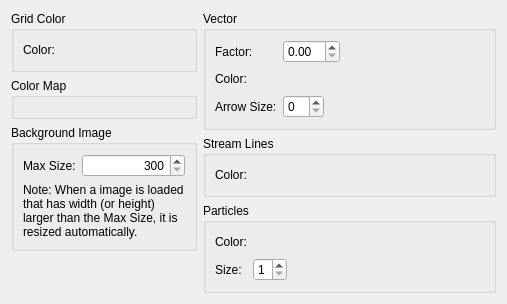
The window that libs/gui/pref/preferencepagegraphicsdefault.ui (i-RIC/prepost-gui) describes before a commit, drawn with Qt 5.
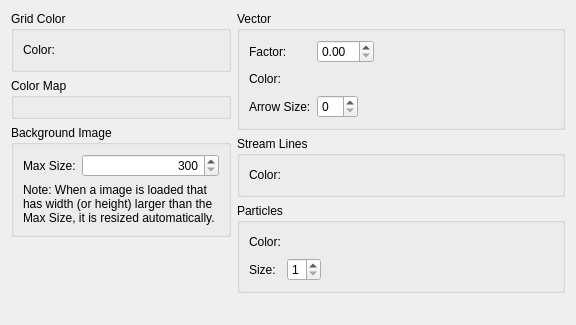
The same window after the commit. Custom widgets are drawn as their Qt base class.

Diff of the .ui file:
```diff
--- a/libs/gui/pref/preferencepagegraphicsdefault.ui
+++ b/libs/gui/pref/preferencepagegraphicsdefault.ui
@@ -6,15 +6,13 @@
    <rect>
     <x>0</x>
     <y>0</y>
-    <width>507</width>
-    <height>284</height>
+    <width>576</width>
+    <height>325</height>
    </rect>
   </property>
   <property name="windowTitle">
    <string>Form</string>
   </property>
-  <layout class="QVBoxLayout" name="verticalLayout_5">
-   <item>
     <layout class="QHBoxLayout" name="horizontalLayout_9">
      <item>
       <layout class="QVBoxLayout" name="verticalLayout_4">
@@ -330,10 +328,6 @@
          </layout>
         </widget>
        </item>
-      </layout>
-     </item>
-    </layout>
-   </item>
    <item>
     <spacer name="verticalSpacer">
      <property name="orientation">
@@ -348,6 +342,8 @@
     </spacer>
    </item>
   </layout>
+   </item>
+  </layout>
  </widget>
  <customwidgets>
   <customwidget>
```
Left out of the diff: 15 changed lines with no effect on the pictures. Lines whose indentation alone changed are shown as unchanged.
